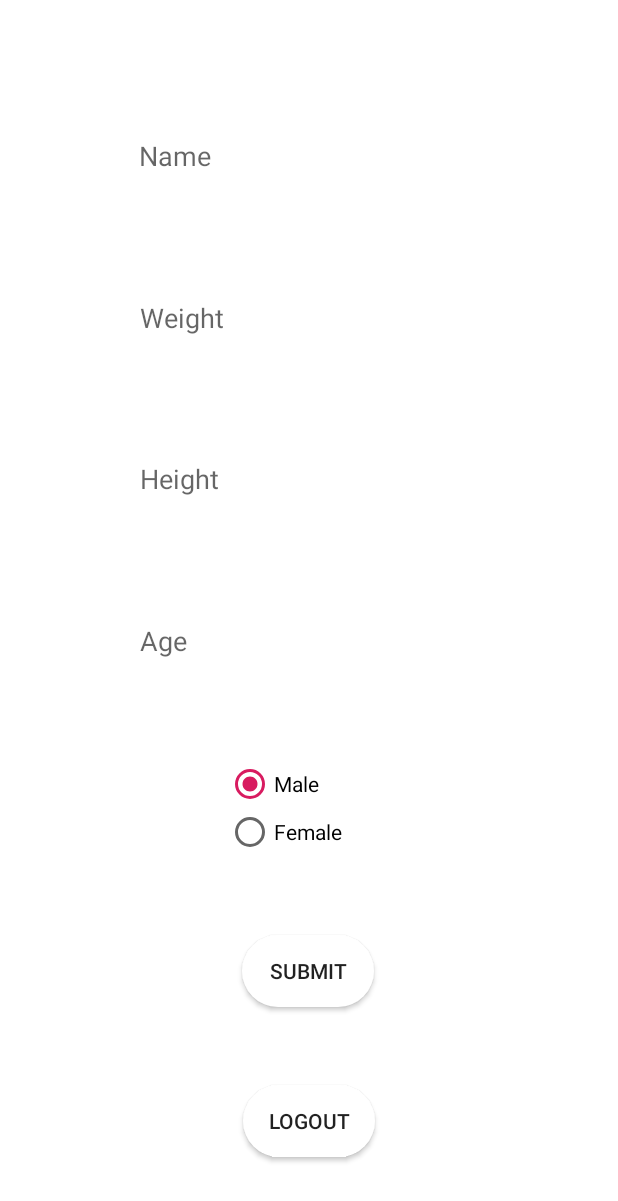
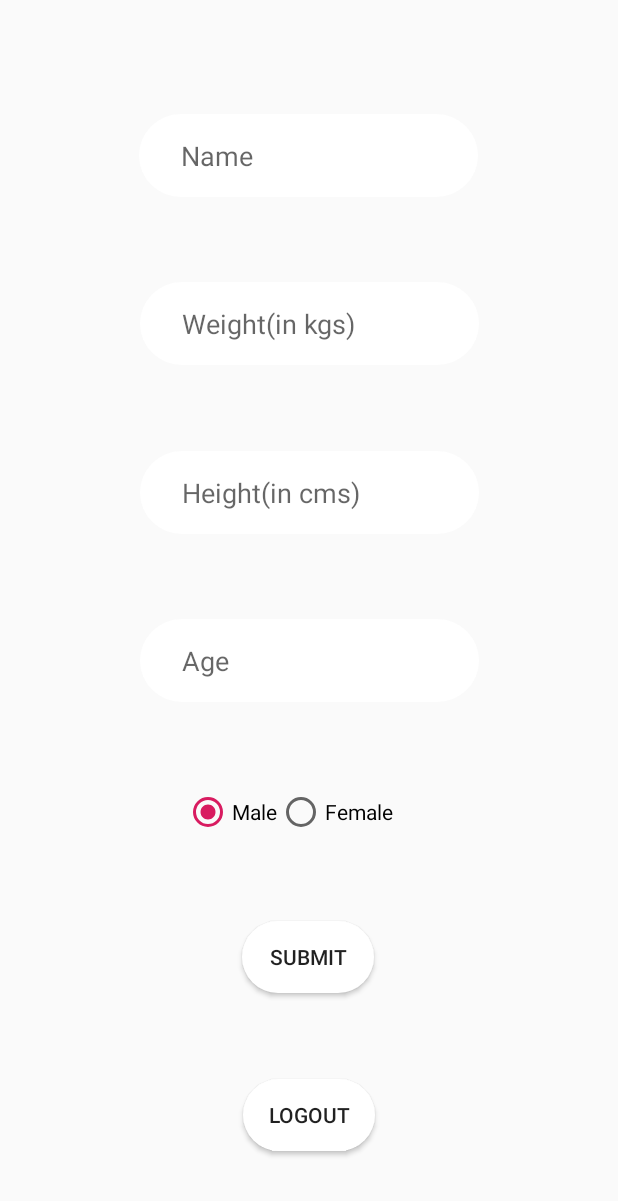
Before and after one commit to manavgoyal53/Veda, an Android app: the HomeActivity screen opened directly, with no data from a screen before it, on a phone screen of 412 x 824 dp. Shown: the top 1201 px of the screen. Run offline under Robolectric (Android 15) with nearby library versions, the phone set to English and light mode, and no system bars; our stand-ins replace Firebase (no records; nobody signed in at launch, a user with empty details on screens opened directly).

Commit message:
Final Changes

```diff
--- a/app/src/main/AndroidManifest.xml
+++ b/app/src/main/AndroidManifest.xml
@@ -2,7 +2,7 @@
 <manifest xmlns:android="http://schemas.android.com/apk/res/android"
     xmlns:dist="http://schemas.android.com/apk/distribution"
     package="com.example.veda">
-
+    <uses-permission android:name="android.permission.CALL_PHONE" />
     <dist:module dist:instant="true" />
 
     <application
@@ -12,7 +12,7 @@
         android:roundIcon="@mipmap/icon_round"
         android:supportsRtl="true"
         android:theme="@style/AppTheme">
-        <activity android:name=".ActivityActivity"></activity>
+        <activity android:name=".ActivityActivity" />
         <activity android:name=".AnalyticsActivity" />
         <activity android:name=".HeartActivity" />
         <activity android:name=".EcgActivity" />
--- a/app/src/main/java/com/example/veda/EcgActivity.java
+++ b/app/src/main/java/com/example/veda/EcgActivity.java
@@ -36,12 +36,10 @@ public class EcgActivity extends AppCompatActivity {
             @Override
             public void onDataChange(@NonNull DataSnapshot dataSnapshot) {
                 String ecg = dataSnapshot.getValue(String.class);
-                ecg_value.setTextColor(R.color.green);
                 ecg_value.setText(ecg);
             }
             @Override
             public void onCancelled(@NonNull DatabaseError databaseError) {
-
             }
         });
     }
--- a/app/src/main/res/drawable/round_corners.xml
+++ b/app/src/main/res/drawable/round_corners.xml
@@ -3,9 +3,5 @@
 <shape xmlns:android="http://schemas.android.com/apk/res/android"
     android:shape="rectangle" android:padding="10dp">
     <solid android:color="#FFFFFF"/>
-    <corners
-        android:bottomRightRadius="30dp"
-        android:bottomLeftRadius="30dp"
-        android:topLeftRadius="30dp"
-        android:topRightRadius="30dp"/>
+    <corners android:radius="30dp"/>
 </shape>
--- a/app/src/main/res/layout/activity_home.xml
+++ b/app/src/main/res/layout/activity_home.xml
@@ -4,7 +4,6 @@
     xmlns:tools="http://schemas.android.com/tools"
     android:layout_width="match_parent"
     android:layout_height="match_parent"
-    android:background="@color/white"
     tools:context=".HomeActivity">
 
     <Button
@@ -27,7 +26,7 @@
         android:layout_marginTop="76dp"
         android:background="@drawable/round_corners"
         android:ems="10"
-        android:hint="Name"
+        android:hint="      Name"
         android:inputType="textPersonName"
         app:layout_constraintEnd_toEndOf="parent"
         app:layout_constraintHorizontal_bias="0.497"
@@ -40,7 +39,7 @@
         android:layout_height="55dp"
         android:background="@drawable/round_corners"
         android:ems="10"
-        android:hint="Age"
+        android:hint="      Age"
         android:inputType="number"
         app:layout_constraintBottom_toTopOf="@+id/groupradio"
         app:layout_constraintEnd_toEndOf="parent"
@@ -62,6 +61,7 @@
 
     <RadioGroup
         android:id="@+id/groupradio"
+        android:orientation="horizontal"
         android:layout_width="wrap_content"
         android:layout_height="wrap_content"
         app:layout_constraintBottom_toTopOf="@+id/button3"
@@ -77,7 +77,6 @@
             android:layout_height="wrap_content"
             android:text="Male"
             android:checked="true"
-            app:layout_constraintBottom_toTopOf="@+id/textView3"
             app:layout_constraintEnd_toEndOf="parent"
             app:layout_constraintHorizontal_bias="0.5"
             app:layout_constraintStart_toStartOf="parent"
@@ -93,7 +92,6 @@
             app:layout_constraintEnd_toEndOf="parent"
             app:layout_constraintHorizontal_bias="0.5"
             app:layout_constraintStart_toStartOf="parent"
-            app:layout_constraintTop_toBottomOf="@+id/textView3"
             tools:ignore="MissingConstraints" />
     </RadioGroup>
 
@@ -103,7 +101,7 @@
         android:layout_height="55dp"
         android:background="@drawable/round_corners"
         android:ems="10"
-        android:hint="Height"
+        android:hint="      Height(in cms)"
         android:inputType="number"
         app:layout_constraintBottom_toTopOf="@+id/editText4"
         app:layout_constraintEnd_toEndOf="parent"
@@ -117,7 +115,7 @@
         android:layout_height="55dp"
         android:background="@drawable/round_corners"
         android:ems="10"
-        android:hint="Weight"
+        android:hint="      Weight(in kgs)"
         android:inputType="number"
         app:layout_constraintBottom_toTopOf="@+id/editText5"
         app:layout_constraintEnd_toEndOf="parent"
--- a/app/src/main/res/values/colors.xml
+++ b/app/src/main/res/values/colors.xml
@@ -7,4 +7,5 @@
     <color name="yellow">#FFFF00</color>
     <color name="red">#FF0000</color>
     <color name="green">#00FF00</color>
+    <color name="black">#000000</color>
 </resources>
```
Also changed, not shown: app/src/main/java/com/example/veda/HeartActivity.java (+8 -0 lines), app/src/main/java/com/example/veda/MainActivity.java (+36 -0 lines), app/src/main/res/layout/activity_main.xml (+25 -0 lines).
